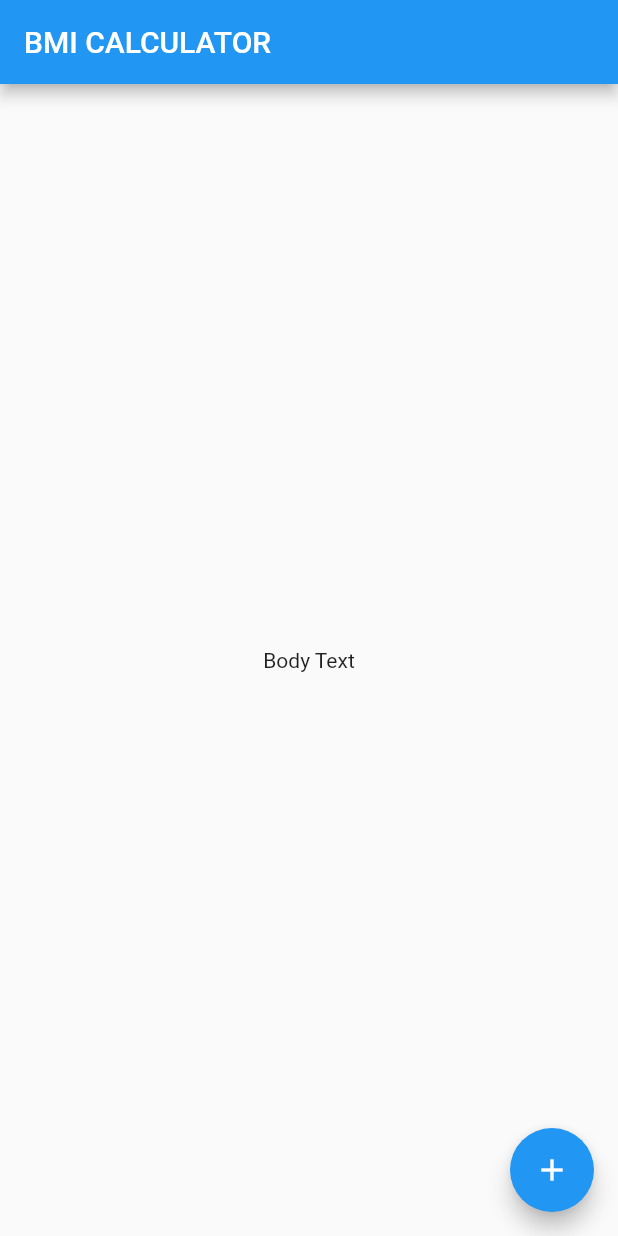
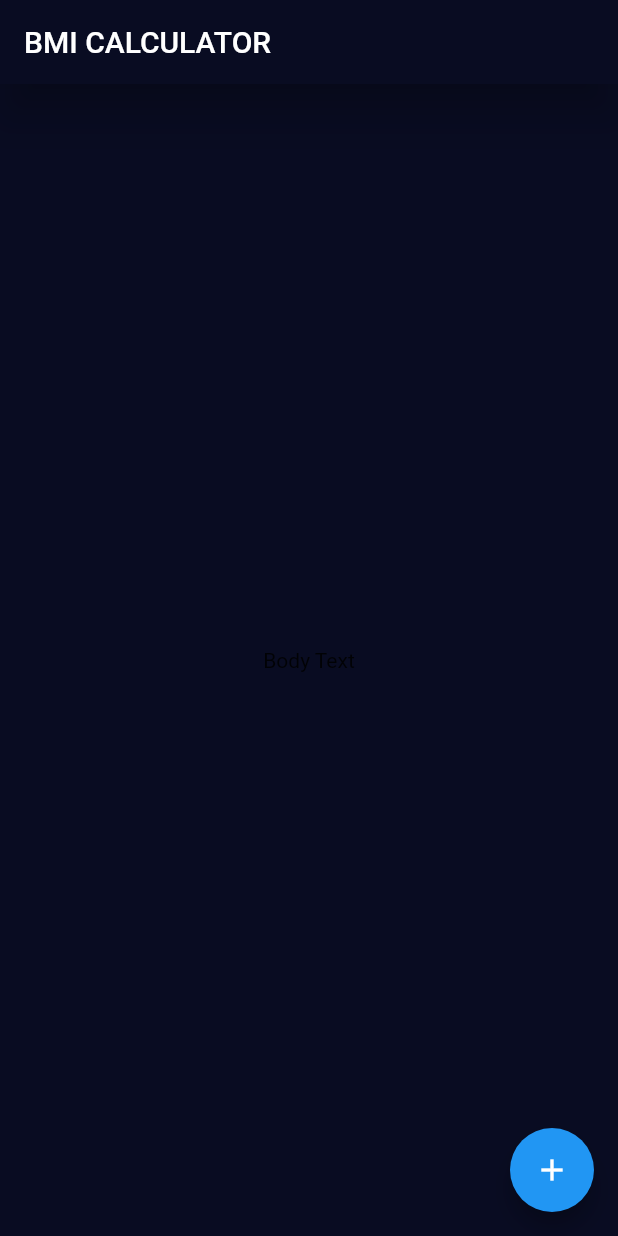
Before and after one commit to bunnyBites/bmi-calculator-flutter, a Flutter app: the screen it shows after launch, on a phone screen of 412 x 824 dp. Run offline on Flutter 3.47's test engine with Material 2 defaults, Android fonts, the phone set to English and light mode, and no system bars.

Commit message:
WIP: add theme

```diff
--- a/lib/main.dart
+++ b/lib/main.dart
@@ -7,8 +7,16 @@ class BMICalculator extends StatelessWidget {
 
   @override
   Widget build(BuildContext context) {
-    return const MaterialApp(
-      home: InputPage(),
+    return MaterialApp(
+      home: const InputPage(),
+      theme: ThemeData(
+        primaryColor: const Color(0xFF090C22),
+        appBarTheme: const AppBarTheme(
+          backgroundColor: Color(0xFF090C22),
+          elevation: 12,
+        ),
+        scaffoldBackgroundColor: const Color(0xFF090C22),
+      ),
     );
   }
 }
```
